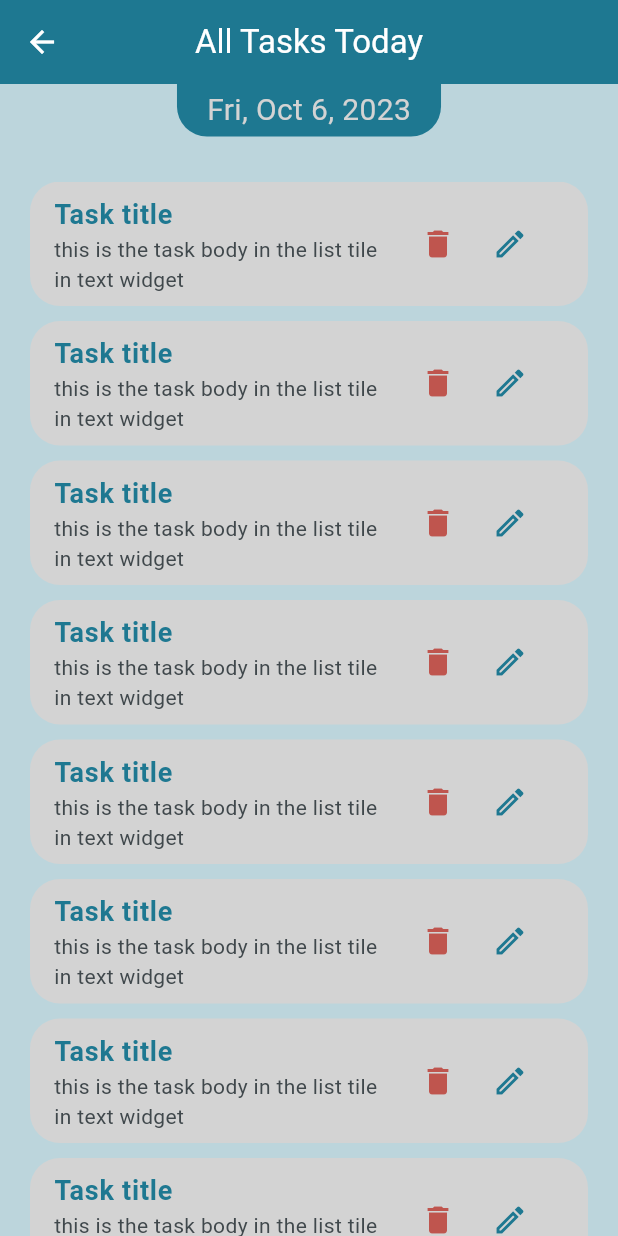
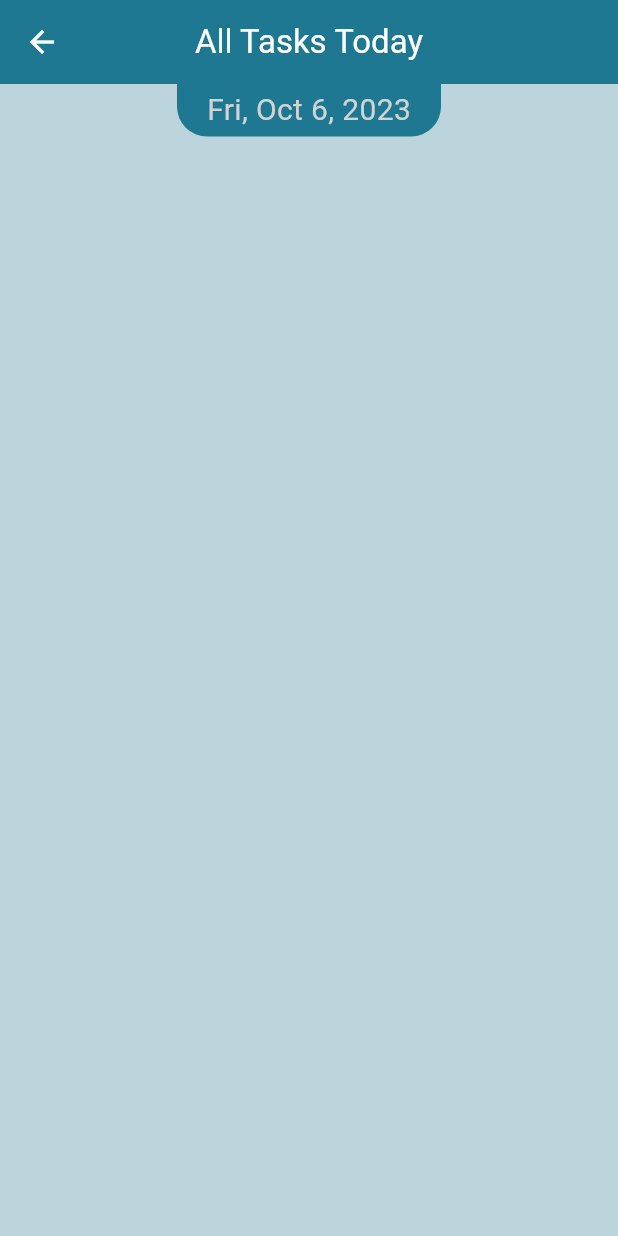
Before and after one commit to MinaYasser100/my-tasks, a Flutter app: the screen it shows after launch, after a tap on "Get Start", after a tap on the "list alt" icon, on a phone screen of 412 x 824 dp. Run offline on Flutter 3.47's test engine with Material 3 defaults, Android fonts, the light colour scheme and no system bars; our stand-ins replace lottie, sqflite; accounts and stored records are empty.

Commit message:
do list to storage day tasks

```diff
--- a/lib/features/all_tasks_today_view/views/widgets/all_tasks_list_view.dart
+++ b/lib/features/all_tasks_today_view/views/widgets/all_tasks_list_view.dart
@@ -1,20 +1,60 @@
 import 'package:flutter/material.dart';
+import 'package:intl/intl.dart';
+import 'package:my_tasks/core/repo/sqflite_repo_impl.dart';
 import 'all_tasks_list_view_item.dart';
 
-class AllTasksListView extends StatelessWidget {
+class AllTasksListView extends StatefulWidget {
   const AllTasksListView({
     super.key,
   });
 
   @override
+  State<AllTasksListView> createState() => _AllTasksListViewState();
+}
+
+class _AllTasksListViewState extends State<AllTasksListView> {
+  SqfliteRepoImpl sql = SqfliteRepoImpl();
+  List<Map<String, Object?>> allDayTasks = [];
+  @override
+  void initState() {
+    readData();
+    super.initState();
+  }
+
+  @override
   Widget build(BuildContext context) {
+    print(allDayTasks);
     return ListView.separated(
         itemBuilder: (context, index) {
-          return const AllTasksListViewItem();
+          return AllTasksListViewItem(
+            dayTask: allDayTasks[index],
+          );
         },
         separatorBuilder: (context, index) => const SizedBox(
               height: 10,
             ),
-        itemCount: 12);
+        itemCount: allDayTasks.length);
+  }
+
+  Future readData() async {
+    List<Map<String, Object?>> tasks = [];
+    List<Map<String, Object?>> response =
+        await sql.readDatabase(table: 'tasks');
+    tasks.addAll(response);
+    print(response);
+    selectDayTasks(tasks);
+    if (mounted) {
+      setState(() {});
+    }
+  }
+
+  void selectDayTasks(List<Map<String, Object?>> tasks) {
+    for (var element in tasks) {
+      DateTime currentDate = DateTime.now();
+      String formattedDate = DateFormat('MM/dd/yyyy').format(currentDate);
+      if (formattedDate == element['date']) {
+        allDayTasks.add(element);
+      }
+    }
   }
 }
--- a/lib/features/all_tasks_today_view/views/widgets/all_tasks_list_view_item.dart
+++ b/lib/features/all_tasks_today_view/views/widgets/all_tasks_list_view_item.dart
@@ -5,7 +5,9 @@ import 'package:my_tasks/core/utils/route_pages.dart';
 class AllTasksListViewItem extends StatelessWidget {
   const AllTasksListViewItem({
     super.key,
+    required this.dayTask,
   });
+  final Map<String, Object?> dayTask;
 
   @override
   Widget build(BuildContext context) {
@@ -15,16 +17,16 @@ class AllTasksListViewItem extends StatelessWidget {
         borderRadius: BorderRadius.circular(20),
       ),
       child: ListTile(
-        title: const Text(
-          'Task title',
-          style: TextStyle(
+        title: Text(
+          dayTask["title"].toString(),
+          style: const TextStyle(
             fontSize: 18.0,
             color: kPrimaryColor,
             fontWeight: FontWeight.bold,
           ),
         ),
-        subtitle: const Text(
-          'this is the task body in the list tile in text widget',
+        subtitle: Text(
+          dayTask["task"].toString(),
           maxLines: 2,
           overflow: TextOverflow.ellipsis,
         ),
@@ -43,10 +45,10 @@ class AllTasksListViewItem extends StatelessWidget {
                 onPressed: () {
                   Navigator.pushNamed(context, RoutePages.kEditTaskView,
                       arguments: {
-                        'taskTitle': 'taskTitle',
-                        'taskDate': 'taskDate',
-                        'taskTime': 'taskTime',
-                        'task': 'task',
+                        'taskTitle': dayTask["title"].toString(),
+                        'taskDate': dayTask["date"].toString(),
+                        'taskTime': dayTask["time"].toString(),
+                        'task': dayTask["task"].toString(),
                       });
                 },
                 icon: const Icon(
--- a/lib/features/edit_task_view/views/edit_task_view.dart
+++ b/lib/features/edit_task_view/views/edit_task_view.dart
@@ -11,7 +11,7 @@ class EditTaskView extends StatelessWidget {
     return Scaffold(
       appBar: customAppBar(title: 'Edit Task'),
       body: EditTaskViewBody(
-        taskTitel: 'taskTitle',
+        taskTitel: argu['taskTitle'],
         taskDate: argu['taskDate'],
         taskTime: argu['taskTime'],
         task: argu['task'],
```
